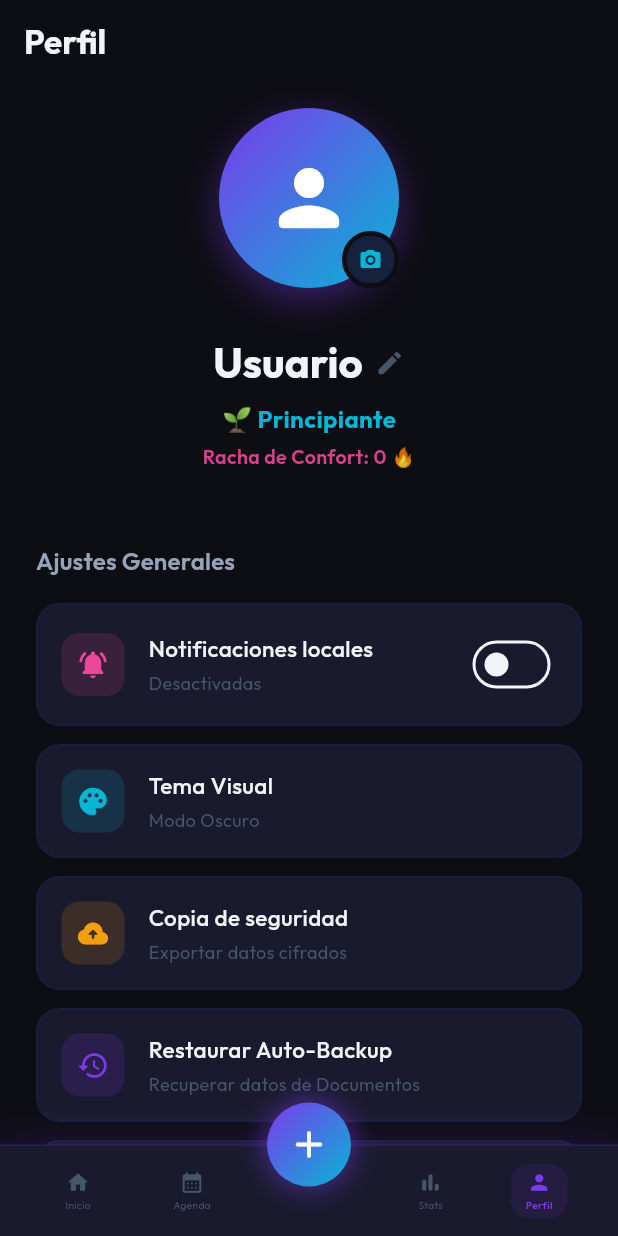
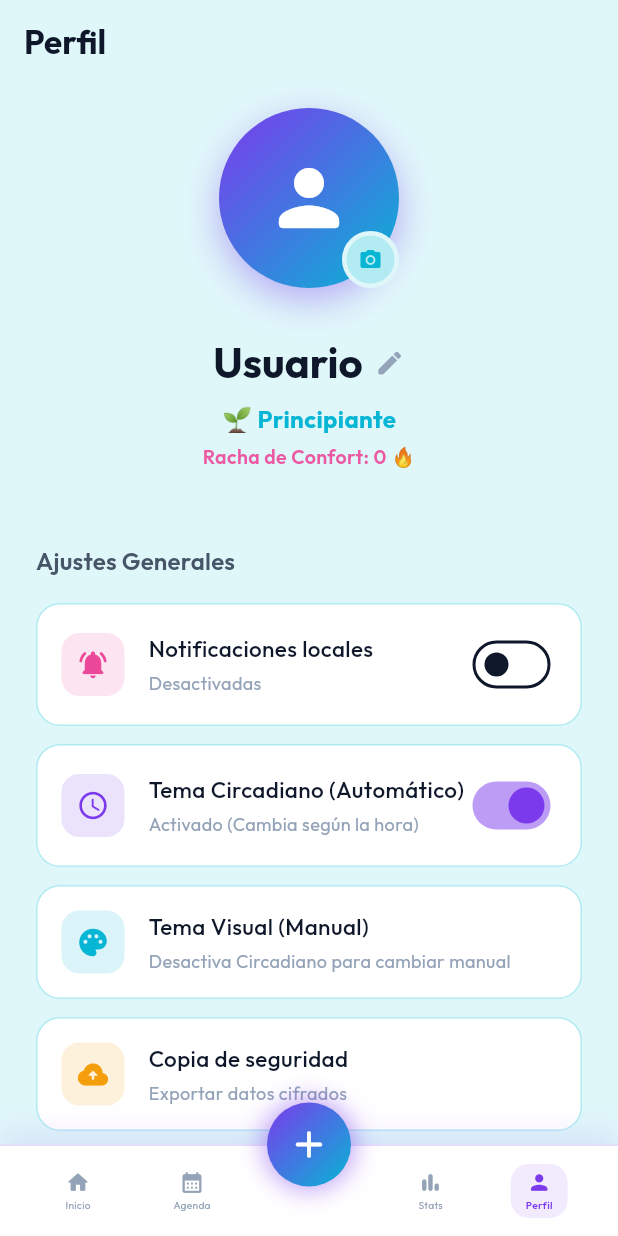
Before and after one commit to Edy-Serrano/Proyecto-App-Rutine, a Flutter app: the screen it shows after launch, item 4 of the bottom bar chosen, on a phone screen of 412 x 824 dp. Run offline on Flutter 3.47's test engine with Material 3 defaults, Android fonts, the phone set to English and light mode, and no system bars; our stand-ins replace fl_chart, flutter_local_notifications, flutter_secure_storage, google_fonts, hive_flutter, image_picker and 4 more; missing offline and left inert: encrypt; accounts and stored records are empty.

Commit message:
Implementacion de Interfaz Circadiana en el diseño visual

```diff
--- a/lib/screens/profile_screen.dart
+++ b/lib/screens/profile_screen.dart
@@ -270,11 +270,31 @@ class _ProfileScreenState extends State<ProfileScreen> {
               ),
             ),
             _buildSettingsTile(
+              icon: Icons.access_time_rounded,
+              iconColor: AppTheme.neonPurple,
+              title: 'Tema Circadiano (Automático)',
+              subtitle: widget.themeProvider.useCircadian ? 'Activado (Cambia según la hora)' : 'Desactivado',
+              trailing: Switch(
+                value: widget.themeProvider.useCircadian,
+                onChanged: (v) => widget.themeProvider.toggleCircadian(v),
+                activeColor: AppTheme.neonPurple,
+              ),
+            ),
+            _buildSettingsTile(
               icon: Icons.palette_rounded,
               iconColor: AppTheme.neonCyan,
-              title: 'Tema Visual',
-              subtitle: widget.themeProvider.isDarkMode ? 'Modo Oscuro' : 'Modo Claro',
-              onTap: () => widget.themeProvider.toggleTheme(),
+              title: 'Tema Visual (Manual)',
+              subtitle: widget.themeProvider.useCircadian
+                  ? 'Desactiva Circadiano para cambiar manual'
+                  : (widget.themeProvider.isDarkMode ? 'Modo Oscuro' : 'Modo Claro'),
+              onTap: () {
+                if (widget.themeProvider.useCircadian) {
+                  ScaffoldMessenger.of(context).showSnackBar(
+                    const SnackBar(content: Text('Tema cambiado a manual. Modo Circadiano desactivado.')),
+                  );
+                }
+                widget.themeProvider.toggleTheme();
+              },
             ),
             _buildSettingsTile(
               icon: Icons.backup_rounded,
--- a/lib/services/hive_service.dart
+++ b/lib/services/hive_service.dart
@@ -201,6 +201,15 @@ class HiveService {
   static Future<void> setIsDarkMode(bool isDark) async {
     await _prefsBox.put('isDarkMode', isDark);
   }
+
+  static bool getUseCircadianTheme() {
+    return _prefsBox.get('useCircadianTheme', defaultValue: true); // Habilitado por defecto para que lo vea!
+  }
+
+  static Future<void> setUseCircadianTheme(bool useCircadian) async {
+    await _prefsBox.put('useCircadianTheme', useCircadian);
+  }
+
 
   static bool getNotificationsEnabled() {
     return _prefsBox.get('notificationsEnabled', defaultValue: false);
--- a/lib/theme/app_theme.dart
+++ b/lib/theme/app_theme.dart
@@ -1,13 +1,60 @@
 import 'package:flutter/material.dart';
 import 'package:google_fonts/google_fonts.dart';
 
+enum ThemePhase { morning, afternoon, evening, night }
+
 class AppTheme {
   static bool isDarkMode = true;
+  static bool useCircadian = true;
+  static ThemePhase currentPhase = ThemePhase.morning;
 
-  // === PALETA DE COLORES ===
-  static Color get bgDark => isDarkMode ? const Color(0xFF0D0D14) : const Color(0xFFE0F7FA); // Fondo oscuro o Cian claro
-  static Color get bgCard => isDarkMode ? const Color(0xFF1A1A2E) : const Color(0xFFFFFFFF); // Tarjetas
-  static Color get bgSurface => isDarkMode ? const Color(0xFF16213E) : const Color(0xFFF3E8FF); // Superficies (Morado claro)
+  static void updateCircadianPhase() {
+    final hour = DateTime.now().hour;
+    if (hour >= 6 && hour < 12) {
+      currentPhase = ThemePhase.morning;
+      isDarkMode = false;
+    } else if (hour >= 12 && hour < 18) {
+      currentPhase = ThemePhase.afternoon;
+      isDarkMode = false;
+    } else if (hour >= 18 && hour < 21) {
+      currentPhase = ThemePhase.evening;
+      isDarkMode = true; // El atardecer ya es modo oscuro suave
+    } else {
+      currentPhase = ThemePhase.night;
+      isDarkMode = true;
+    }
+  }
+
+  // === PALETA DE COLORES DINÁMICA ===
+  static Color get bgDark {
+    if (!useCircadian) return isDarkMode ? const Color(0xFF0D0D14) : const Color(0xFFE0F7FA);
+    switch (currentPhase) {
+      case ThemePhase.morning: return const Color(0xFFE0F7FA); // Cian claro brillante
+      case ThemePhase.afternoon: return const Color(0xFFF1F5F9); // Neutro productivo
+      case ThemePhase.evening: return const Color(0xFF2C1810); // Ámbar oscuro (Sunset)
+      case ThemePhase.night: return const Color(0xFF0A0A0A); // Negro puro zen
+    }
+  }
+
+  static Color get bgCard {
+    if (!useCircadian) return isDarkMode ? const Color(0xFF1A1A2E) : const Color(0xFFFFFFFF);
+    switch (currentPhase) {
+      case ThemePhase.morning: return const Color(0xFFFFFFFF);
+      case ThemePhase.afternoon: return const Color(0xFFFFFFFF);
+      case ThemePhase.evening: return const Color(0xFF3E2723); // Marrón cálido
+      case ThemePhase.night: return const Color(0xFF121212); // Gris muy oscuro
+    }
+  }
+
+  static Color get bgSurface {
+    if (!useCircadian) return isDarkMode ? const Color(0xFF16213E) : const Color(0xFFF3E8FF);
+    switch (currentPhase) {
+      case ThemePhase.morning: return const Color(0xFFB2EBF2);
+      case ThemePhase.afternoon: return const Color(0xFFE2E8F0);
+      case ThemePhase.evening: return const Color(0xFF4E342E);
+      case ThemePhase.night: return const Color(0xFF1C1C1C);
+    }
+  }
 
   // Colores de acento Neón (se mantienen vibrantes en ambos modos)
   static const Color neonPurple = Color(0xFF7C3AED);
@@ -31,9 +78,35 @@ class AppTheme {
   static const Color catCustom = Color(0xFF64748B); // Gris Pizarra para Otros
 
   // Textos
-  static Color get textPrimary => isDarkMode ? const Color(0xFFF1F5F9) : const Color(0xFF0F172A);
-  static Color get textSecondary => isDarkMode ? const Color(0xFF94A3B8) : const Color(0xFF475569);
-  static Color get textMuted => isDarkMode ? const Color(0xFF475569) : const Color(0xFF94A3B8);
+  static Color get textPrimary {
+    if (!useCircadian) return isDarkMode ? const Color(0xFFF1F5F9) : const Color(0xFF0F172A);
+    switch (currentPhase) {
+      case ThemePhase.morning: return const Color(0xFF0F172A);
+      case ThemePhase.afternoon: return const Color(0xFF1E293B);
+      case ThemePhase.evening: return const Color(0xFFFDE68A); // Amarillo suave
+      case ThemePhase.night: return const Color(0xFFCBD5E1); // Gris azulado claro
+    }
+  }
+
+  static Color get textSecondary {
+    if (!useCircadian) return isDarkMode ? const Color(0xFF94A3B8) : const Color(0xFF475569);
+    switch (currentPhase) {
+      case ThemePhase.morning: return const Color(0xFF475569);
+      case ThemePhase.afternoon: return const Color(0xFF475569);
+      case ThemePhase.evening: return const Color(0xFFD97706); // Naranja suave
+      case ThemePhase.night: return const Color(0xFF64748B); // Gris más oscuro
+    }
+  }
+
+  static Color get textMuted {
+    if (!useCircadian) return isDarkMode ? const Color(0xFF475569) : const Color(0xFF94A3B8);
+    switch (currentPhase) {
+      case ThemePhase.morning: return const Color(0xFF94A3B8);
+      case ThemePhase.afternoon: return const Color(0xFF94A3B8);
+      case ThemePhase.evening: return const Color(0xFF92400E); // Marrón naranja tenue
+      case ThemePhase.night: return const Color(0xFF334155); // Gris muy oscuro
+    }
+  }
 
   // === GRADIENTES ===
   static LinearGradient get primaryGradient => const LinearGradient(
```
Also changed, not shown: lib/providers/theme_provider.dart (+52 -1 lines).
